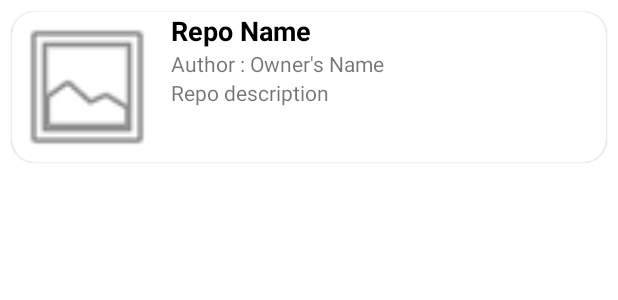
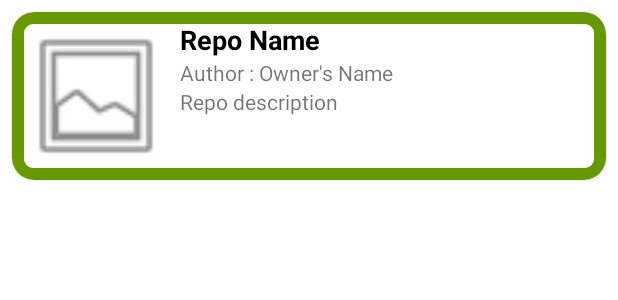
Before and after one commit to shahsamir97/TherapTask, an Android app: the layout repo_layout.xml on its own in the app's theme, with its tools: preview values and no code run, on a phone screen of 412 x 824 dp. Shown: the top 300 px of the screen. Run offline under Robolectric (Android 15) with nearby library versions, the phone set to English and light mode, and no system bars.

Commit message:
repo_layout.xml ui updated

```diff
--- /dev/null
+++ b/app/src/main/res/drawable/rounded_highlighted_corner.xml
@@ -0,0 +1,10 @@
+<selector xmlns:android="http://schemas.android.com/apk/res/android">
+    <item android:state_pressed="false" >
+        <shape>
+            <stroke
+                android:width="8dp"
+                android:color="@android:color/holo_green_dark" />
+            <corners android:radius="10dp" />
+        </shape>
+    </item>
+</selector>
--- a/app/src/main/res/layout/repo_layout.xml
+++ b/app/src/main/res/layout/repo_layout.xml
@@ -9,7 +9,9 @@
 
     <androidx.constraintlayout.widget.ConstraintLayout
         android:layout_width="match_parent"
-        android:layout_height="wrap_content">
+        android:layout_height="wrap_content"
+        android:padding="@dimen/card_padding"
+        android:background="@drawable/rounded_highlighted_corner">
 
         <ImageView
             android:id="@+id/imageView"
--- a/app/src/main/res/values/dimen.xml
+++ b/app/src/main/res/values/dimen.xml
@@ -3,4 +3,5 @@
     <dimen name="card_margin">8dp</dimen>
     <dimen name="layout_padding">16dp</dimen>
     <dimen name="card_radius">15dp</dimen>
+    <dimen name="card_padding">6dp</dimen>
 </resources>
```
